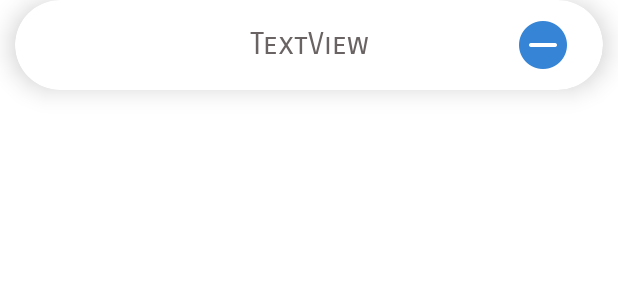
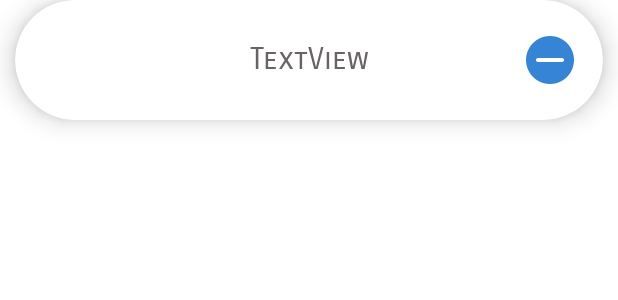
Before and after one commit to themw123/syncLibrariesAndroid, an Android app: the layout text_row_item.xml on its own in the app's theme, with its tools: preview values and no code run, on a phone screen of 412 x 824 dp. Shown: the top 300 px of the screen. Run offline under Robolectric (Android 15) with nearby library versions, the phone set to English and light mode, and no system bars.

Commit message:
Signed-off-by: themw123 <marvin.w6@web.de>

```diff
--- a/app/src/main/res/layout/text_row_item.xml
+++ b/app/src/main/res/layout/text_row_item.xml
@@ -4,7 +4,7 @@
     xmlns:app="http://schemas.android.com/apk/res-auto"
     xmlns:tools="http://schemas.android.com/tools"
     android:layout_width="match_parent"
-    android:layout_height="80dp"
+    android:layout_height="100dp"
     >
 
 
@@ -12,7 +12,7 @@
 
     <androidx.cardview.widget.CardView
         android:layout_width="match_parent"
-        android:layout_height="60dp"
+        android:layout_height="80dp"
         android:layout_marginLeft="10dp"
         android:layout_marginRight="10dp"
         app:cardCornerRadius="60dp"
@@ -43,13 +43,15 @@
                 android:textColor="#6A6363"
                 android:textSize="20sp" />
 
+
+
             <androidx.appcompat.widget.AppCompatImageButton
                 android:id="@+id/button"
                 android:layout_width="40dp"
                 android:layout_height="40dp"
                 android:layout_alignParentRight="true"
                 android:layout_centerVertical="true"
-                android:layout_marginRight="20dp"
+                android:layout_marginRight="15dp"
 
                 android:background="@drawable/minus"
                 android:onClick="onClickDel"
```
